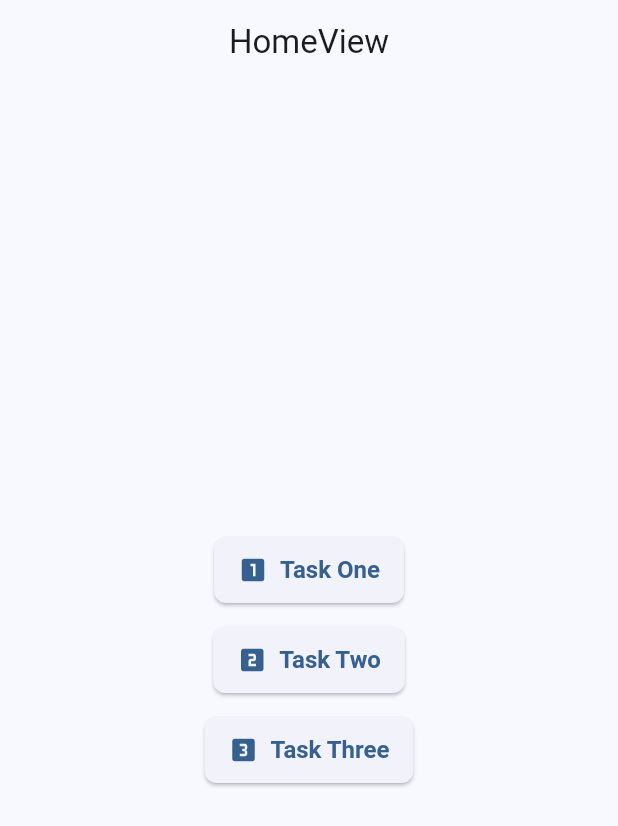
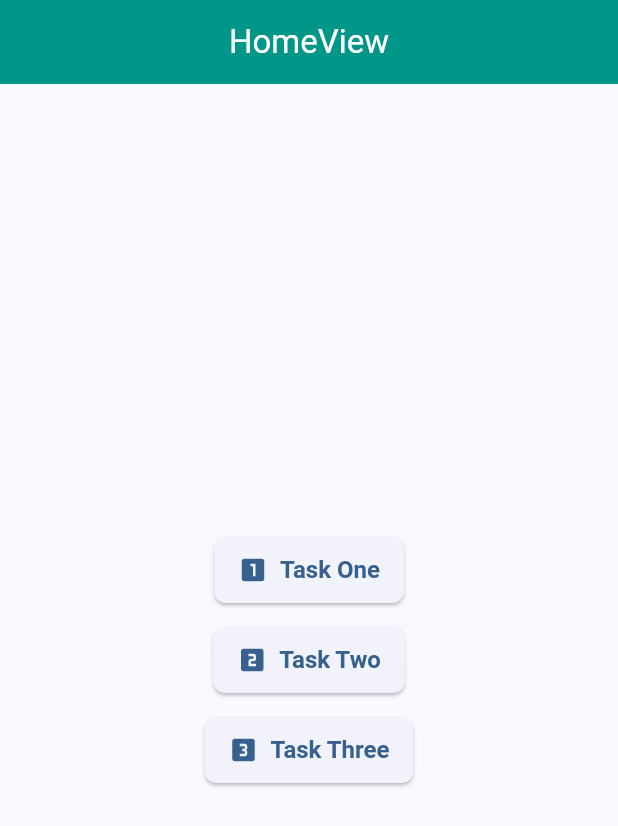
Before and after one commit to Prafu-94/letmberg_pr, a Flutter app: the screen it shows after launch, on a phone screen of 412 x 824 dp. Shown: the top 826 px of the screen. Run offline on Flutter 3.47's test engine with Material 3 defaults, Android fonts, the phone set to English and light mode, and no system bars; our stand-ins replace flutter_animate, flutter_local_notifications, get, hive, hive_flutter, permission_handler; accounts and stored records are empty.

Commit message:
Change home screen app bar color to teal
Co-Authored-By: Claude Sonnet 5.5 <noreply@anthropic.com>
Claude-Session: https://claude.ai/code/session_01HiPcQAvNwBBGh1uRQP3m5z

```diff
--- a/lib/app/modules/home/views/home_view.dart
+++ b/lib/app/modules/home/views/home_view.dart
@@ -9,7 +9,12 @@ class HomeView extends GetView<HomeController> {
   @override
   Widget build(BuildContext context) {
     return Scaffold(
-      appBar: AppBar(title: const Text('HomeView'), centerTitle: true),
+      appBar: AppBar(
+        title: const Text('HomeView'),
+        centerTitle: true,
+        backgroundColor: Colors.teal,
+        foregroundColor: Colors.white,
+      ),
       body: Padding(
         padding: const EdgeInsets.all(24.0),
         child: Center(
```
